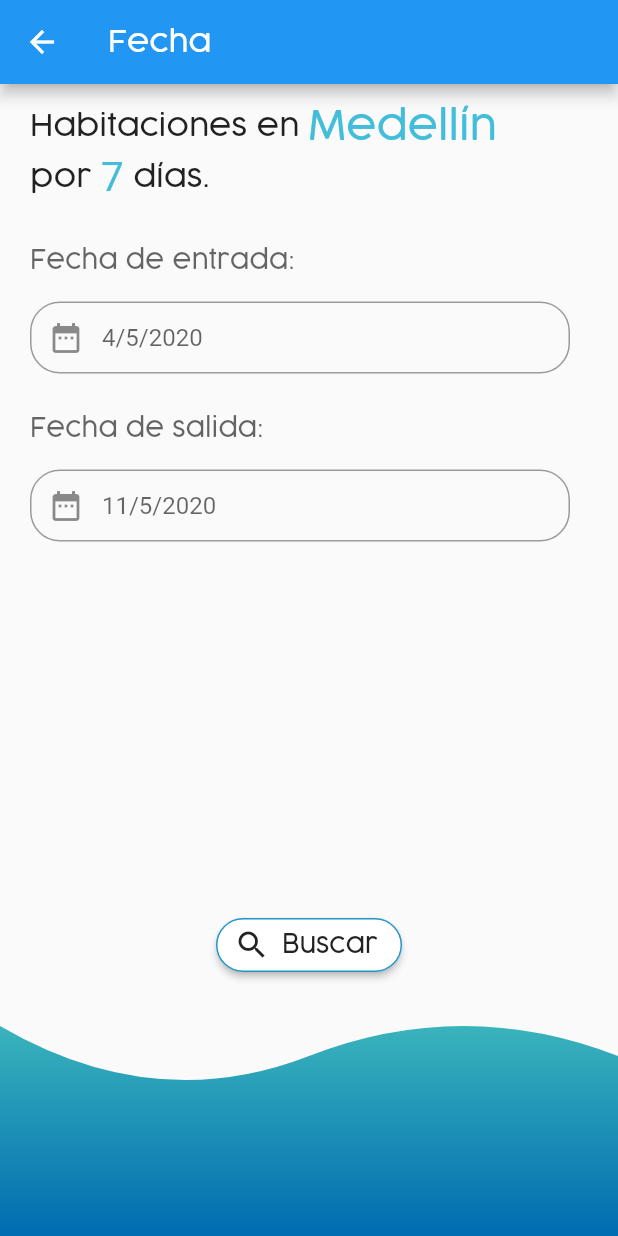
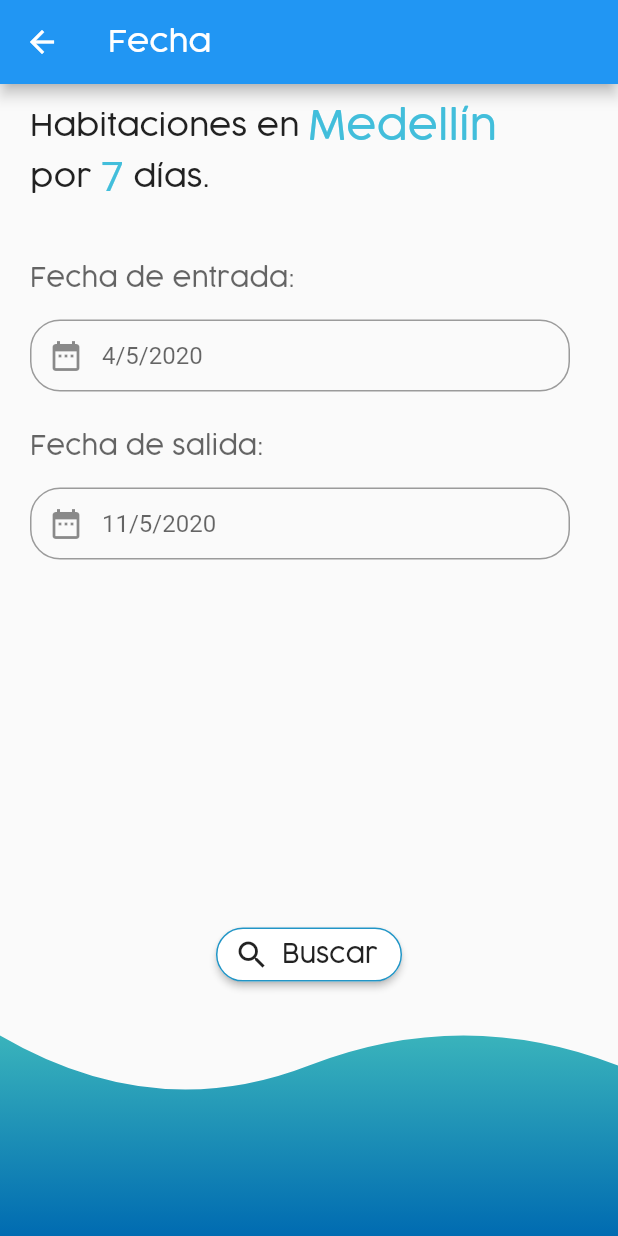
Before and after one commit to DanielJaramillo94/rentNrooms, a Flutter app: the Date screen opened directly, on a phone screen of 412 x 824 dp. Run offline on Flutter 3.47's test engine with Material 2 defaults, Android fonts, the phone set to English and light mode, and no system bars; missing offline and left inert: date_range_picker.

Commit message:
Overflow issue resolved and unused property removed
Widgets Expand added and property _dataTime deleted and widgets associate. Restriction added to date range selection.

```diff
--- a/lib/date.dart
+++ b/lib/date.dart
@@ -8,7 +8,7 @@ class Date extends StatefulWidget {
 }
 
 class _DateState extends State<Date> {
-  DateTime _dateTime;
+
   final String _city = "Medellín";
 
   DateTime _dateFirst = DateTime.now();
@@ -25,11 +25,11 @@ class _DateState extends State<Date> {
     final List<DateTime> picked = await DateRagePicker.showDatePicker(
         context: context,
         initialFirstDate: _dateFirst == null ? DateTime.now() : _dateFirst,
-        initialLastDate: _dateLast == null
-            ? DateTime.now().add(Duration(days: 7))
-            : _dateLast,
-        firstDate: new DateTime(2014),
-        lastDate: new DateTime(2025));
+        initialLastDate:
+          _dateLast == null ? DateTime.now().add(Duration(days: 7)) : _dateLast,
+         firstDate: new DateTime(DateTime.now().year),
+        lastDate: new DateTime(DateTime.now().year + 1),
+    );
     if (picked != null && picked.length == 2) {
       print(picked);
       setState(() {
@@ -52,11 +52,13 @@ class _DateState extends State<Date> {
               mainAxisAlignment: MainAxisAlignment.spaceBetween,
               children: <Widget>[
                 Expanded(
+                  flex: 8,
                   child: Container(
                     child: Column(
                       mainAxisAlignment: MainAxisAlignment.center,
                       children: <Widget>[
                         Container(
+                          height: 110,
                           padding: EdgeInsets.only(
                               left: 20.0, bottom: 20.0, top: 10.0),
                           child: Column(
@@ -87,6 +89,7 @@ class _DateState extends State<Date> {
                           ),
                         ),
                         Expanded(
+                          flex: 7,
                           child: Column(
                             crossAxisAlignment: CrossAxisAlignment.start,
                             children: <Widget>[
@@ -96,11 +99,7 @@ class _DateState extends State<Date> {
                                     right: 32.0,
                                     top: 8.0,
                                     bottom: 8.0),
-                                child: Text(
-                                    _dateTime == null
-                                        ? 'Fecha de entrada:'
-                                        : _dateTime.toString(),
-                                    style: TextStyle(fontSize: 17.0, fontFamily: 'Cocogoose', color: Color.fromRGBO(0, 0, 0, 0.6))),
+                                child: Text('Fecha de entrada:', style: TextStyle(fontSize: 17.0, fontFamily: 'Cocogoose', color: Color.fromRGBO(0, 0, 0, 0.6))),
                               ),
                               Container(
                                 padding: EdgeInsets.only(
@@ -134,11 +133,7 @@ class _DateState extends State<Date> {
                                     right: 32.0,
                                     top: 25.0,
                                     bottom: 8.0),
-                                child: Text(
-                                    _dateTime == null
-                                        ? 'Fecha de salida:'
-                                        : _dateTime.toString(),
-                                    style: TextStyle(fontSize: 17.0, fontFamily: 'Cocogoose', color: Color.fromRGBO(0, 0, 0, 0.6),),),
+                                child: Text('Fecha de salida:', style: TextStyle(fontSize: 17.0, fontFamily: 'Cocogoose', color: Color.fromRGBO(0, 0, 0, 0.6),),),
                               ),
                               Container(
                                 padding: EdgeInsets.only(
@@ -192,11 +187,12 @@ class _DateState extends State<Date> {
                     ),
                   ),
                 ),
-                Container(
+                Expanded(
+                  flex: 2,
+                  child: Container(
                     child: Transform.rotate(
                       angle: pi,
                       child: Container(
-                      height: 160.0,
                         child: Stack(
                           children: <Widget>[
                             ClipPath(
@@ -212,6 +208,7 @@ class _DateState extends State<Date> {
                               ),
                             ),
                           ],
+                        ),
                       ),
                     ),
                   ),
```
Lines whose indentation alone changed are shown as unchanged.
